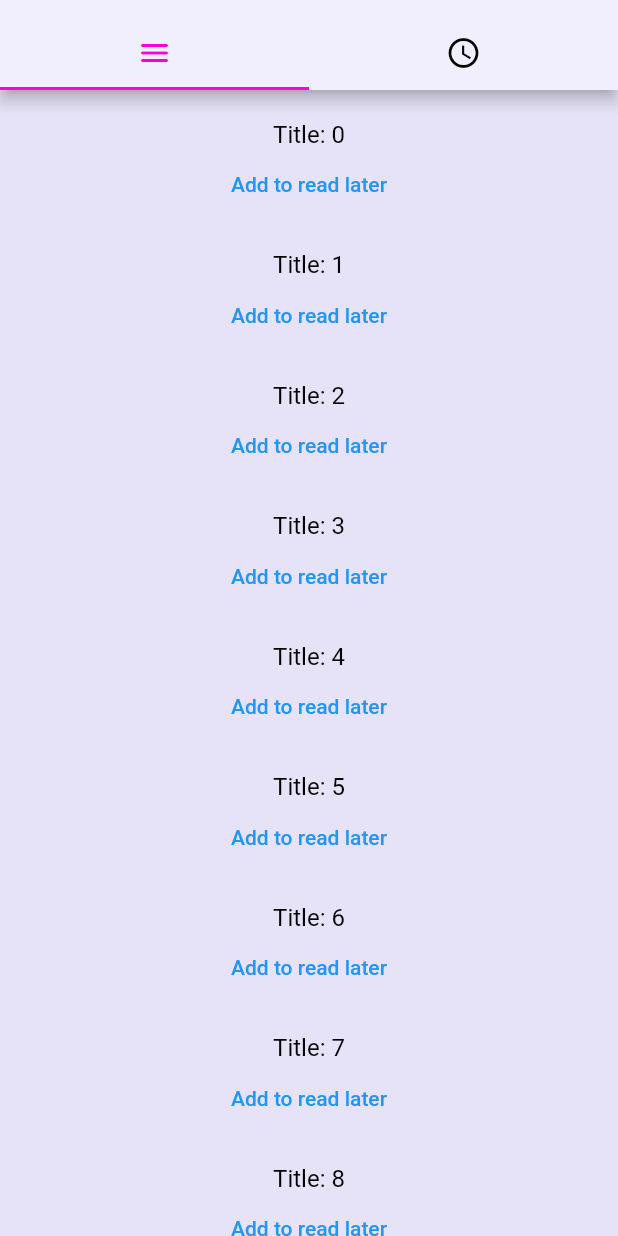
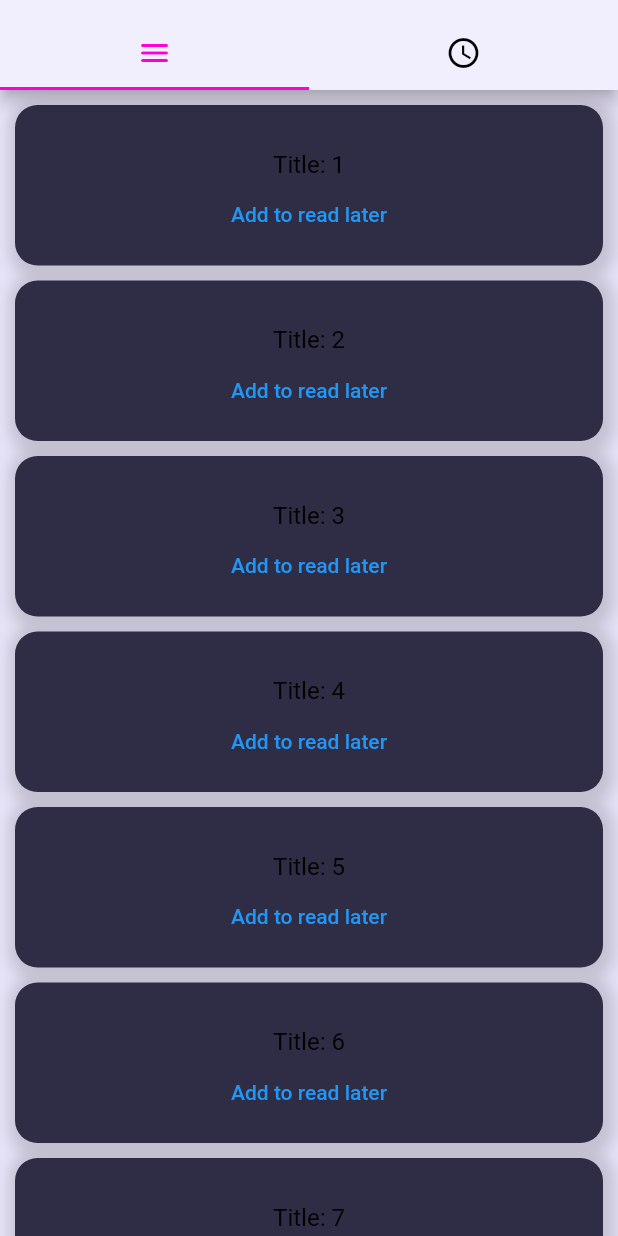
Before and after one commit to HazemMonir/lib_x, a Flutter app: the screen it shows after launch, on a phone screen of 412 x 824 dp. Run offline on Flutter 3.47's test engine with Material 2 defaults, Android fonts, the phone set to English and light mode, and no system bars; drawn by our look-alikes of overlay_support; our stand-ins replace routemaster, url_strategy; missing offline and left inert: back_button_interceptor.

Commit message:
updated example

```diff
--- a/example/lib/src/data/news_list.dart
+++ b/example/lib/src/data/news_list.dart
@@ -1,19 +1,13 @@
 import 'package:example/src/src.dart';
 
-class NewsListProvider extends DataProvider<NewsList> {
-  final NewsList newsList;
+class NewsList extends StatefulData {
+  NewsList._constructor();
 
-  const NewsListProvider({
-    super.key,
-    required this.newsList,
-    required super.child,
-  }) : super(data: newsList);
+  static final NewsList _this = NewsList._constructor();
 
-  static NewsListProvider of(BuildContext context) =>
-      context.dependOnInheritedWidgetOfExactType<NewsListProvider>()!;
-}
+  // create a public getter that returns the same final object everytime
+  static NewsList get instance => _this;
 
-class NewsList extends StatefulData {
   final List<NewsStory> newsList = [];
   final List<NewsStory> readLaterList = [];
 
@@ -25,7 +19,7 @@ class NewsList extends StatefulData {
     update();
   }
 
-  void loadReadLater() async {
+  void updateReadLater() async {
     readLaterList.clear();
     final List<NewsStory> stories = await Future.value(
       newsList.where((story) => story.readLater).toList(),
--- a/example/lib/src/data/news_story.dart
+++ b/example/lib/src/data/news_story.dart
@@ -39,6 +39,7 @@ class NewsStory extends StatefulData {
 
   void toggleReadLater() {
     readLater = !readLater;
+    NewsList.instance.updateReadLater();
     update();
   }
 }
--- a/example/lib/src/render/cards/story_card.dart
+++ b/example/lib/src/render/cards/story_card.dart
@@ -6,25 +6,33 @@ class StoryCard extends StatelessWidget {
   @override
   Widget build(BuildContext context) {
     final NewsStory story = StoryProvider.of(context).story;
-    return Column(
+    return GestureDetector(
+      onTap: () => X.to(path: storyPath(story.id)),
+      child: Container(
+        padding: const EdgeInsets.all(10),
+        decoration: BoxDecoration(
+          color: darkC1,
+          boxShadow: myShadow,
+          borderRadius: semiRounded,
+        ),
+        child: Column(
           children: [
             const SizedBox(height: 20),
-        GestureDetector(
-          onTap: () => X.to(path: storyPath(story.id)),
-          child: Text(story.title),
-        ),
+            Text(story.title),
             ReBuilder(
               controller: story,
               builder: () {
                 final bool added = story.readLater;
                 return TextButton(
                   onPressed: () => story.toggleReadLater(),
-              child:
-                  Text(added ? 'Remove from read later' : 'Add to read later'),
+                  child: Text(
+                      added ? 'Remove from read later' : 'Add to read later'),
                 );
               },
             ),
           ],
+        ),
+      ),
     );
   }
 }
--- a/example/lib/src/render/const/theme_data.dart
+++ b/example/lib/src/render/const/theme_data.dart
@@ -5,7 +5,7 @@ import 'package:lib_x/lib_x.dart';
 const Color lightC = Color.fromARGB(255, 230, 226, 247);
 const Color lightC1 = Color.fromARGB(255, 241, 239, 253);
 const Color darkC = Color.fromARGB(255, 39, 37, 54);
-const Color darkC1 = Color.fromARGB(255, 44, 42, 62);
+const Color darkC1 = Color.fromARGB(255, 47, 45, 69);
 const Color primaryC = Color.fromARGB(255, 255, 0, 212);
 
 final ThemeData myLightTheme = ThemeData.light().copyWith(
--- a/example/lib/src/render/layout/app_bar.dart
+++ b/example/lib/src/render/layout/app_bar.dart
@@ -1,20 +1,15 @@
 import 'package:example/src/src.dart';
 
-class HomeAppBar extends StatelessWidget {
-  const HomeAppBar({super.key});
+class HomePageAppBar extends StatelessWidget {
+  const HomePageAppBar({super.key});
 
   @override
   Widget build(BuildContext context) {
-    final NewsList newsController = NewsListProvider.of(context).newsList;
-
     final ValueController<int> indexController =
         ValueController<int>(NewsList.tabController.index);
 
     NewsList.tabController.addListener(() {
       indexController.update(NewsList.tabController.index);
-      if (NewsList.tabController.index == 1) {
-        newsController.loadReadLater();
-      }
     });
 
     return ReactiveBuilder(
@@ -50,3 +45,20 @@ class HomeAppBar extends StatelessWidget {
     );
   }
 }
+
+class StoryPageAppBar extends StatelessWidget {
+  const StoryPageAppBar({super.key});
+
+  @override
+  Widget build(BuildContext context) {
+    return ReactiveBuilder(
+      controller: X.themeMode,
+      builder: (themeMode) {
+        return AppBar(
+          backgroundColor: themeMode == ThemeMode.dark ? darkC1 : lightC1,
+          leading: const BackButton(color: primaryC),
+        );
+      },
+    );
+  }
+}
--- a/example/lib/src/render/lists/read_later_list.dart
+++ b/example/lib/src/render/lists/read_later_list.dart
@@ -5,12 +5,14 @@ class ReadLaterListView extends StatelessWidget {
 
   @override
   Widget build(BuildContext context) {
-    final NewsList newsController = NewsListProvider.of(context).newsList;
+    final NewsList newsController = NewsList.instance;
 
     return ReBuilder(
       controller: newsController,
       builder: () {
-        return ListView.builder(
+        return ListView.separated(
+          padding: const EdgeInsets.all(10),
+          separatorBuilder: (_, i) => const SizedBox(height: 10),
           itemCount: newsController.readLaterList.length,
           itemBuilder: (context, index) {
             return StoryProvider(
--- a/example/lib/src/render/lists/stories_list.dart
+++ b/example/lib/src/render/lists/stories_list.dart
@@ -5,12 +5,14 @@ class StoriesListView extends StatelessWidget {
 
   @override
   Widget build(BuildContext context) {
-    final NewsList newsController = NewsListProvider.of(context).newsList;
+    final NewsList newsController = NewsList.instance;
 
     return ReBuilder(
       controller: newsController,
       builder: () {
-        return ListView.builder(
+        return ListView.separated(
+          padding: const EdgeInsets.all(10),
+          separatorBuilder: (_, i) => const SizedBox(height: 10),
           itemCount: newsController.newsList.length,
           itemBuilder: (context, index) {
             return StoryProvider(
--- a/example/lib/src/render/my_app.dart
+++ b/example/lib/src/render/my_app.dart
@@ -5,14 +5,11 @@ class MyApp extends StatelessWidget {
 
   @override
   Widget build(BuildContext context) {
-    final NewsList news = NewsList()..loadNewsStories();
-    // App level providers
-    return NewsListProvider(
-      newsList: news,
-      child: MaterialX(
-        materialApp: materialApp,
-        routeMap: routeMap,
-      ),
+    NewsList.instance.loadNewsStories();
+
+    return MaterialX(
+      materialApp: materialApp,
+      routeMap: routeMap,
     );
   }
 }
--- a/example/lib/src/render/pages/home_page.dart
+++ b/example/lib/src/render/pages/home_page.dart
@@ -18,7 +18,7 @@ class _HomePageState extends State<HomePage>
   @override
   Widget build(BuildContext context) {
     return ScaffoldX(
-      appBar: const HomeAppBar(), // ToDo: declare
+      appBar: const HomePageAppBar(), // ToDo: declare
       body: TabBarView(
         controller: NewsList.tabController,
         children: const [
--- a/example/lib/src/services/api.dart
+++ b/example/lib/src/services/api.dart
@@ -9,8 +9,8 @@ abstract class Api {
       10,
       (index) => {
         'id': XUtils.genId(),
-        'title': 'Title: $index',
-        'content': 'Some content here',
+        'title': 'Title: ${index + 1}',
+        'content': 'Content of ${index + 1}',
       },
     );
     for (var value in snapshot) {
--- a/pubspec.yaml
+++ b/pubspec.yaml
@@ -13,7 +13,7 @@ dependencies:
   overlay_support: ^2.1.0
   routemaster: ^1.0.1
   back_button_interceptor: ^6.0.2
-  intl: ^0.17.0
+  intl: ^0.18.0
   url_strategy: ^0.2.0
 
 dev_dependencies:
```
Also changed, not shown: example/lib/src/render/pages/story_page.dart (+21 -8 lines), example/pubspec.lock, 3 other files. Lines whose indentation alone changed are shown as unchanged.
